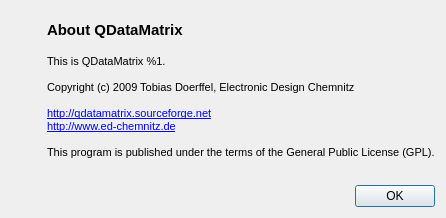
Old version of the form forms/about.ui in the repository ed-chemnitz/qdatamatrix.
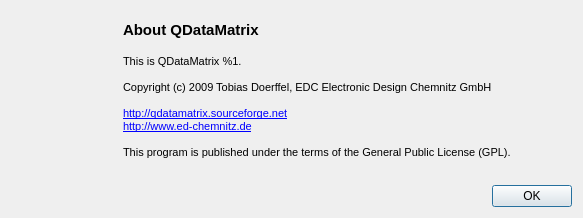
New version of the form. Icons and pictures are not drawn.

Diff of the .ui file:
```diff
--- a/forms/about.ui
+++ b/forms/about.ui
@@ -6,7 +6,7 @@
    <rect>
     <x>0</x>
     <y>0</y>
-    <width>445</width>
+    <width>583</width>
     <height>218</height>
    </rect>
   </property>
@@ -93,15 +93,15 @@
           <string>&lt;!DOCTYPE HTML PUBLIC &quot;-//W3C//DTD HTML 4.0//EN&quot; &quot;http://www.w3.org/TR/REC-html40/strict.dtd&quot;&gt;
 &lt;html&gt;&lt;head&gt;&lt;meta name=&quot;qrichtext&quot; content=&quot;1&quot; /&gt;&lt;style type=&quot;text/css&quot;&gt;
 p, li { white-space: pre-wrap; }
-&lt;/style&gt;&lt;/head&gt;&lt;body style=&quot; font-family:'MS Shell Dlg 2'; font-size:8.25pt; font-weight:400; font-style:normal;&quot;&gt;
-&lt;p style=&quot; margin-top:0px; margin-bottom:0px; margin-left:0px; margin-right:0px; -qt-block-indent:0; text-indent:0px;&quot;&gt;&lt;span style=&quot; font-size:8pt;&quot;&gt;This is QDataMatrix %1.&lt;/span&gt;&lt;/p&gt;
-&lt;p style=&quot;-qt-paragraph-type:empty; margin-top:0px; margin-bottom:0px; margin-left:0px; margin-right:0px; -qt-block-indent:0; text-indent:0px; font-size:8pt;&quot;&gt;&lt;/p&gt;
-&lt;p style=&quot; margin-top:0px; margin-bottom:0px; margin-left:0px; margin-right:0px; -qt-block-indent:0; text-indent:0px;&quot;&gt;&lt;span style=&quot; font-size:8pt;&quot;&gt;Copyright (c) 2009 Tobias Doerffel, Electronic Design Chemnitz &lt;/span&gt;&lt;/p&gt;
-&lt;p style=&quot;-qt-paragraph-type:empty; margin-top:0px; margin-bottom:0px; margin-left:0px; margin-right:0px; -qt-block-indent:0; text-indent:0px; font-size:8pt;&quot;&gt;&lt;/p&gt;
-&lt;p style=&quot; margin-top:0px; margin-bottom:0px; margin-left:0px; margin-right:0px; -qt-block-indent:0; text-indent:0px;&quot;&gt;&lt;a href=&quot;http://qmodbus.sourceforge.net &quot;&gt;&lt;span style=&quot; font-size:8pt; text-decoration: underline; color:#0000ff;&quot;&gt;http://qdatamatrix.sourceforge.net&lt;/span&gt;&lt;/a&gt;&lt;/p&gt;
-&lt;p style=&quot; margin-top:0px; margin-bottom:0px; margin-left:0px; margin-right:0px; -qt-block-indent:0; text-indent:0px;&quot;&gt;&lt;a href=&quot;http://www.ed-chemnitz.de&quot;&gt;&lt;span style=&quot; font-size:8pt; text-decoration: underline; color:#0000ff;&quot;&gt;http://www.ed-chemnitz.de&lt;/span&gt;&lt;/a&gt;&lt;/p&gt;
-&lt;p style=&quot;-qt-paragraph-type:empty; margin-top:0px; margin-bottom:0px; margin-left:0px; margin-right:0px; -qt-block-indent:0; text-indent:0px; font-size:8pt; text-decoration: underline; color:#0000ff;&quot;&gt;&lt;/p&gt;
-&lt;p style=&quot; margin-top:0px; margin-bottom:0px; margin-left:0px; margin-right:0px; -qt-block-indent:0; text-indent:0px;&quot;&gt;&lt;span style=&quot; font-size:8pt;&quot;&gt;This program is published under the terms of the General Public License (GPL).&lt;/span&gt;&lt;/p&gt;&lt;/body&gt;&lt;/html&gt;</string>
+&lt;/style&gt;&lt;/head&gt;&lt;body style=&quot; font-family:'Linux Biolinum O'; font-size:12pt; font-weight:400; font-style:normal;&quot;&gt;
+&lt;p style=&quot; margin-top:0px; margin-bottom:0px; margin-left:0px; margin-right:0px; -qt-block-indent:0; text-indent:0px;&quot;&gt;&lt;span style=&quot; font-family:'MS Shell Dlg 2'; font-size:8pt;&quot;&gt;This is QDataMatrix %1.&lt;/span&gt;&lt;/p&gt;
+&lt;p style=&quot;-qt-paragraph-type:empty; margin-top:0px; margin-bottom:0px; margin-left:0px; margin-right:0px; -qt-block-indent:0; text-indent:0px; font-family:'MS Shell Dlg 2'; font-size:8pt;&quot;&gt;&lt;/p&gt;
+&lt;p style=&quot; margin-top:0px; margin-bottom:0px; margin-left:0px; margin-right:0px; -qt-block-indent:0; text-indent:0px;&quot;&gt;&lt;span style=&quot; font-family:'MS Shell Dlg 2'; font-size:8pt;&quot;&gt;Copyright (c) 2009 Tobias Doerffel, EDC Electronic Design Chemnitz GmbH&lt;/span&gt;&lt;/p&gt;
+&lt;p style=&quot;-qt-paragraph-type:empty; margin-top:0px; margin-bottom:0px; margin-left:0px; margin-right:0px; -qt-block-indent:0; text-indent:0px; font-family:'MS Shell Dlg 2'; font-size:8pt;&quot;&gt;&lt;/p&gt;
+&lt;p style=&quot; margin-top:0px; margin-bottom:0px; margin-left:0px; margin-right:0px; -qt-block-indent:0; text-indent:0px;&quot;&gt;&lt;a href=&quot;http://qmodbus.sourceforge.net &quot;&gt;&lt;span style=&quot; font-family:'MS Shell Dlg 2'; font-size:8pt; text-decoration: underline; color:#0000ff;&quot;&gt;http://qdatamatrix.sourceforge.net&lt;/span&gt;&lt;/a&gt;&lt;/p&gt;
+&lt;p style=&quot; margin-top:0px; margin-bottom:0px; margin-left:0px; margin-right:0px; -qt-block-indent:0; text-indent:0px;&quot;&gt;&lt;a href=&quot;http://www.ed-chemnitz.de&quot;&gt;&lt;span style=&quot; font-family:'MS Shell Dlg 2'; font-size:8pt; text-decoration: underline; color:#0000ff;&quot;&gt;http://www.ed-chemnitz.de&lt;/span&gt;&lt;/a&gt;&lt;/p&gt;
+&lt;p style=&quot;-qt-paragraph-type:empty; margin-top:0px; margin-bottom:0px; margin-left:0px; margin-right:0px; -qt-block-indent:0; text-indent:0px; font-family:'MS Shell Dlg 2'; font-size:8pt; text-decoration: underline; color:#0000ff;&quot;&gt;&lt;/p&gt;
+&lt;p style=&quot; margin-top:0px; margin-bottom:0px; margin-left:0px; margin-right:0px; -qt-block-indent:0; text-indent:0px;&quot;&gt;&lt;span style=&quot; font-family:'MS Shell Dlg 2'; font-size:8pt;&quot;&gt;This program is published under the terms of the General Public License (GPL).&lt;/span&gt;&lt;/p&gt;&lt;/body&gt;&lt;/html&gt;</string>
          </property>
          <property name="textFormat">
           <enum>Qt::RichText</enum>
```
